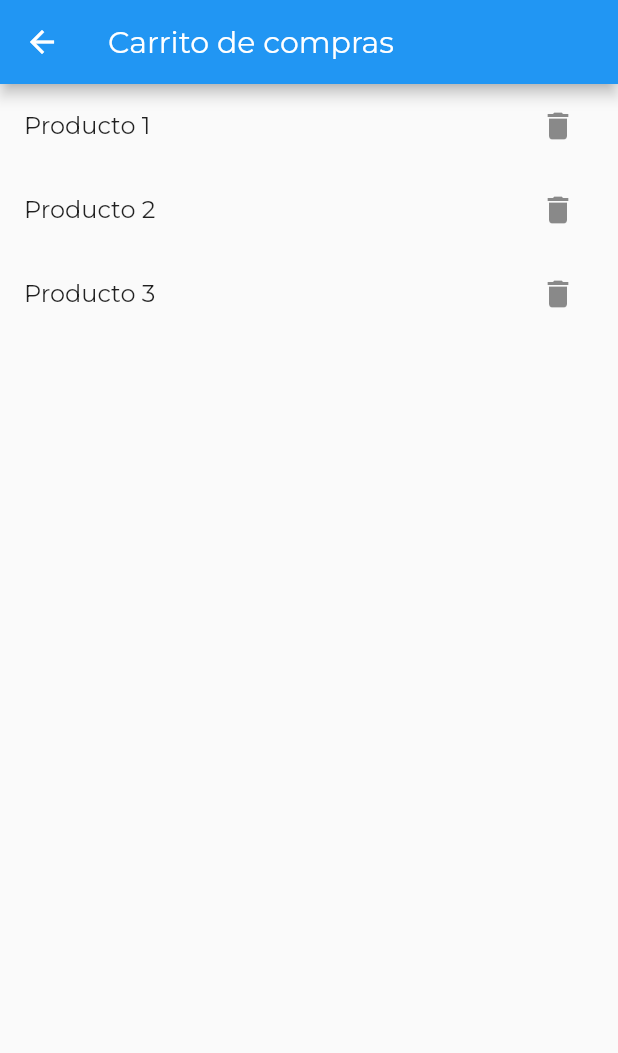
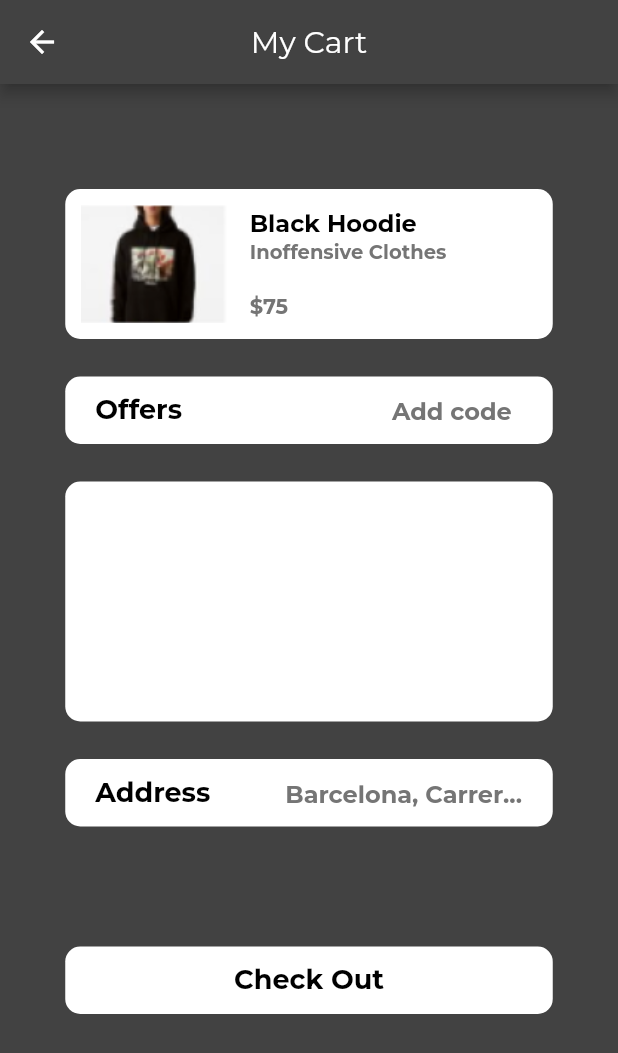
Before and after one commit to alejandrolegra/FlutterApp, a Flutter app: the shopcart_page screen opened directly, on a phone screen of 412 x 824 dp. Shown: the top 1053 px of the screen. Run offline on Flutter 3.47's test engine with Material 2 defaults, Android fonts, the light colour scheme and no system bars; our stand-ins replace percent_indicator; project files that could hold a hidden picture were left out.

Commit message:
cart page

```diff
--- a/lib/shopcart_page.dart
+++ b/lib/shopcart_page.dart
@@ -7,30 +7,180 @@ class shopcart_page extends StatefulWidget {
 
 class _shopcart_pageState extends State<shopcart_page> {
   // Creamos una lista de productos que se mostrarán en el carrito
-  List<String> products = ['Producto 1', 'Producto 2', 'Producto 3'];
 
   @override
   Widget build(BuildContext context) {
     return Scaffold(
+      backgroundColor: Colors.grey[800],
       appBar: AppBar(
-        title: Text('Carrito de compras'),
+        backgroundColor: Colors.grey[800],
+        title: Text('My Cart'),
+        centerTitle: true,
       ),
-      body: ListView.builder(
-        itemCount: products.length,
-        itemBuilder: (BuildContext context, int index) {
-          return ListTile(
-            title: Text(products[index]),
-            trailing: IconButton(
-              icon: Icon(Icons.delete),
-              onPressed: () {
-                // Eliminamos el producto de la lista al hacer clic en el botón de eliminar
-                setState(() {
-                  products.removeAt(index);
-                });
-              },
+      body: Column(
+        children: [
+          SizedBox(height: 70.0),
+          Center(
+            child: Container(
+              padding: EdgeInsets.symmetric(horizontal: 10.0),
+              width: 325,
+              height: 100,
+              decoration: BoxDecoration(
+                color: Colors.white,
+                borderRadius: BorderRadius.circular(10.0),
+              ),
+              child: Row(
+                children: [
+                  Image.asset(
+                    'images/hodcart.png',
+                    width: 103,
+                    height: 79,
+                  ),
+                  SizedBox(width: 10),
+                  Column(
+                    crossAxisAlignment: CrossAxisAlignment.start,
+                    mainAxisAlignment: MainAxisAlignment.center,
+                    children: [
+                      Text(
+                        'Black Hoodie',
+                        style: TextStyle(
+                          fontSize: 16,
+                          fontWeight: FontWeight.bold,
+                          color: Colors.black,
+                        ),
+                      ),
+                      Text(
+                        'Inoffensive Clothes',
+                        style: TextStyle(
+                          fontSize: 13,
+                          color: Colors.grey[600],
+                          fontWeight: FontWeight.bold,
+                        ),
+                      ),
+                      SizedBox(height: 20),
+                      Text(
+                        '\$75',
+                        style: TextStyle(
+                          fontSize: 14,
+                          color: Colors.grey[600],
+                          fontWeight: FontWeight.bold,
+                        ),
+                      ),
+                    ],
+                  ),
+                ],
+              ),
             ),
-          );
-        },
+          ),
+          SizedBox(height: 25.0),
+          Center(
+            child: Container(
+              padding: EdgeInsets.symmetric(horizontal: 20.0),
+              width: 325,
+              height: 45,
+              decoration: BoxDecoration(
+                color: Colors.white,
+                borderRadius: BorderRadius.circular(10.0),
+              ),
+              child: Row(
+                children: [
+                  Text(
+                    "Offers",
+                    style: TextStyle(
+                      fontSize: 18,
+                      fontWeight: FontWeight.bold,
+                      color: Colors.black,
+                    ),
+                  ),
+                  SizedBox(width: 140),
+                  Expanded(
+                    child: TextField(
+                      decoration: InputDecoration(
+                        border: InputBorder.none,
+                        hintText: 'Add code',
+                        hintStyle: TextStyle(
+                          color: Colors.grey[600],
+                          fontWeight: FontWeight.bold,
+                        ),
+                      ),
+                    ),
+                  ),
+                ],
+              ),
+            ),
+          ),
+          SizedBox(height: 25.0),
+          Center(
+            child: Container(
+              padding: EdgeInsets.symmetric(horizontal: 20.0),
+              width: 325,
+              height: 160,
+              decoration: BoxDecoration(
+                color: Colors.white,
+                borderRadius: BorderRadius.circular(10.0),
+              ),
+            ),
+          ),
+          SizedBox(height: 25.0),
+          Center(
+            child: Container(
+              padding: EdgeInsets.symmetric(horizontal: 20.0),
+              width: 325,
+              height: 45,
+              decoration: BoxDecoration(
+                color: Colors.white,
+                borderRadius: BorderRadius.circular(10.0),
+              ),
+              child: Row(
+                children: [
+                  Text(
+                    "Address",
+                    style: TextStyle(
+                      fontSize: 18,
+                      fontWeight: FontWeight.bold,
+                      color: Colors.black,
+                    ),
+                  ),
+                  SizedBox(width: 50),
+                  Expanded(
+                    child: TextField(
+                      decoration: InputDecoration(
+                        border: InputBorder.none,
+                        hintText: 'Barcelona, Carrer...',
+                        hintStyle: TextStyle(
+                          color: Colors.grey[600],
+                          fontWeight: FontWeight.bold,
+                        ),
+                      ),
+                    ),
+                  ),
+                ],
+              ),
+            ),
+          ),
+          SizedBox(height: 80.0),
+          Center(
+            child: Container(
+              padding: EdgeInsets.symmetric(horizontal: 20.0),
+              width: 325,
+              height: 45,
+              decoration: BoxDecoration(
+                color: Colors.white,
+                borderRadius: BorderRadius.circular(10.0),
+              ),
+              child: Center(
+                child: Text(
+                  'Check Out',
+                  style: TextStyle(
+                    fontWeight: FontWeight.bold,
+                    fontSize: 18.0,
+                    color: Colors.black,
+                  ),
+                ),
+              ),
+            ),
+          ),
+        ],
       ),
     );
   }
--- a/lib/tree_page.dart
+++ b/lib/tree_page.dart
@@ -70,7 +70,7 @@ class _tree_pageState extends State<tree_page> {
                   child: LinearPercentIndicator(
                     animation: true,
                     animationDuration: 2000,
-                    lineHeight: 50,
+                    lineHeight: 40,
                     width: 330,
                     percent: 0.7,
                     progressColor: Color(0xFF2CFF5A),
```
Also changed, not shown: images/hodcart.png (added).
